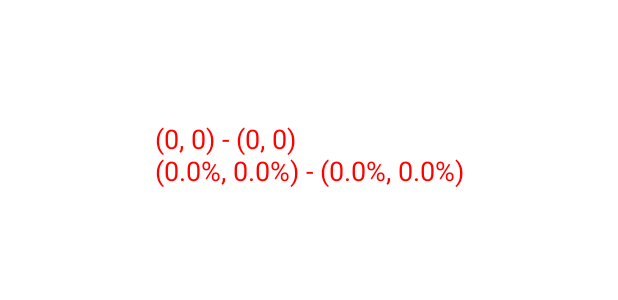
After one commit to ostappart/Cardiovascular-ECG-Training-App, an Android app: the layout selection_box.xml on its own in the app's theme, with its tools: preview values and no code run, on a phone screen of 412 x 824 dp. The commit adds this screen. Shown: the top 300 px of the screen. Run offline under Robolectric (Android 15) with nearby library versions, the phone set to English and light mode, and no system bars.

Commit message:
Initial commit

```diff
--- a/app/src/main/AndroidManifest.xml
+++ b/app/src/main/AndroidManifest.xml
@@ -24,6 +24,10 @@
                 <category android:name="android.intent.category.LAUNCHER" />
             </intent-filter>
         </activity>
+
+        <activity
+            android:name=".selection_box.MainActivity"
+            android:label="@string/selection_box"/>
     </application>
 
 </manifest>
--- a/app/src/main/java/com/cse482b/cvdtraining/MainActivity.java
+++ b/app/src/main/java/com/cse482b/cvdtraining/MainActivity.java
@@ -1,7 +1,9 @@
 package com.cse482b.cvdtraining;
 
+import android.content.Intent;
 import android.os.Bundle;
 
+import com.cse482b.cvdtraining.selection_box.CanvasView;
 import com.google.android.material.snackbar.Snackbar;
 
 import androidx.appcompat.app.AppCompatActivity;
@@ -60,7 +62,9 @@ public class MainActivity extends AppCompatActivity {
         int id = item.getItemId();
 
         //noinspection SimplifiableIfStatement
-        if (id == R.id.action_settings) {
+        if (id == R.id.selection_box) {
+            Intent intent = new Intent(this, com.cse482b.cvdtraining.selection_box.MainActivity.class);
+            startActivity(intent);
             return true;
         }
 
--- /dev/null
+++ b/app/src/main/java/com/cse482b/cvdtraining/selection_box/CanvasView.java
@@ -0,0 +1,97 @@
+package com.cse482b.cvdtraining.selection_box;
+
+import static java.lang.Double.parseDouble;
+
+import android.content.Context;
+import android.graphics.Canvas;
+import android.graphics.Color;
+import android.graphics.Paint;
+import android.util.AttributeSet;
+import android.view.View;
+import android.view.ViewGroup;
+import android.widget.TextView;
+
+import java.math.RoundingMode;
+import java.text.DecimalFormat;
+
+public class CanvasView extends View {
+
+    private int startX, startY, endX, endY;
+    private Paint paint;
+    private TextView textView;
+
+    public CanvasView(Context context) {
+        super(context);
+        init();
+    }
+
+    public CanvasView(Context context, AttributeSet attrs) {
+        super(context, attrs);
+        init();
+    }
+
+    private void init() {
+        paint = new Paint();
+        paint.setColor(Color.BLUE);
+        paint.setStyle(Paint.Style.STROKE);
+        paint.setStrokeWidth(4);
+
+        textView = new TextView(getContext());
+        textView.setTextSize(18);
+        textView.setTextColor(Color.RED);
+        textView.setVisibility(INVISIBLE);
+    }
+
+    @Override
+    protected void onDraw(Canvas canvas) {
+        super.onDraw(canvas);
+
+        int left = Math.min(startX, endX);
+        int top = Math.min(startY, endY);
+        int right = Math.max(startX, endX);
+        int bottom = Math.max(startY, endY);
+
+        DecimalFormat df = new DecimalFormat("#.##");
+        df.setRoundingMode(RoundingMode.CEILING);
+
+        double rleft = left * 100.0 / getWidth();
+        rleft = parseDouble(df.format(rleft));
+        double rtop = top * 100.0 / getHeight();
+        rtop = parseDouble(df.format(rtop));
+        double rright = right * 100.0 / getWidth();
+        rright = parseDouble(df.format(rright));
+        double rbottom = bottom * 100.0 / getHeight();
+        rbottom = parseDouble(df.format(rbottom));
+
+
+        canvas.drawRect(left, top, right, bottom, paint);
+
+        String text = "(" + left + ", " + top + ") - (" + right + ", " + bottom + ")\n" +
+                "(" + rleft + "%, " + rtop + "%) - (" + rright + "%, " + rbottom + "%)";
+        textView.setText(text);
+        textView.measure(0, 0);
+        int textViewWidth = textView.getMeasuredWidth();
+        int textViewHeight = textView.getMeasuredHeight();
+        int canvasTextX = getWidth() / 2;
+        int canvasTextY = getHeight() / 8;
+        textView.setX(canvasTextX - textViewWidth / 2);
+        textView.setY(canvasTextY - textViewHeight / 2);
+        ((ViewGroup) getParent()).addView(textView);
+        textView.setVisibility(VISIBLE);
+    }
+
+    public void setStartPoint(int x, int y) {
+        startX = x;
+        startY = y;
+        ((ViewGroup) getParent()).removeView(textView);
+        textView.setVisibility(INVISIBLE);
+    }
+
+    public void setEndPoint(int x, int y) {
+        endX = x;
+        endY = y;
+        ((ViewGroup) getParent()).removeView(textView);
+        textView.setVisibility(INVISIBLE);
+    }
+
+}
--- /dev/null
+++ b/app/src/main/res/layout/selection_box.xml
@@ -0,0 +1,13 @@
+<?xml version="1.0" encoding="utf-8"?>
+<RelativeLayout xmlns:android="http://schemas.android.com/apk/res/android"
+    android:id="@+id/activity_main"
+    android:layout_width="match_parent"
+    android:layout_height="match_parent">
+
+    <com.cse482b.cvdtraining.selection_box.CanvasView
+        android:id="@+id/canvas"
+        android:layout_width="match_parent"
+        android:layout_height="match_parent"
+        android:background="#ffffff" />
+
+</RelativeLayout>
--- a/app/src/main/res/menu/menu_main.xml
+++ b/app/src/main/res/menu/menu_main.xml
@@ -3,8 +3,8 @@
     xmlns:tools="http://schemas.android.com/tools"
     tools:context="com.cse482b.cvdtraining.MainActivity">
     <item
-        android:id="@+id/action_settings"
+        android:id="@+id/selection_box"
         android:orderInCategory="100"
-        android:title="@string/action_settings"
+        android:title="@string/selection_box"
         app:showAsAction="never" />
 </menu>
--- a/app/src/main/res/values/strings.xml
+++ b/app/src/main/res/values/strings.xml
@@ -1,6 +1,6 @@
 <resources>
     <string name="app_name">CVD Training</string>
-    <string name="action_settings">Settings</string>
+    <string name="selection_box">Selection Box</string>
     <!-- Strings used for fragments for navigation -->
     <string name="first_fragment_label">First Fragment</string>
     <string name="second_fragment_label">Second Fragment</string>
```
Also changed, not shown: app/src/main/java/com/cse482b/cvdtraining/selection_box/MainActivity.java (added, +38 -0 lines).
